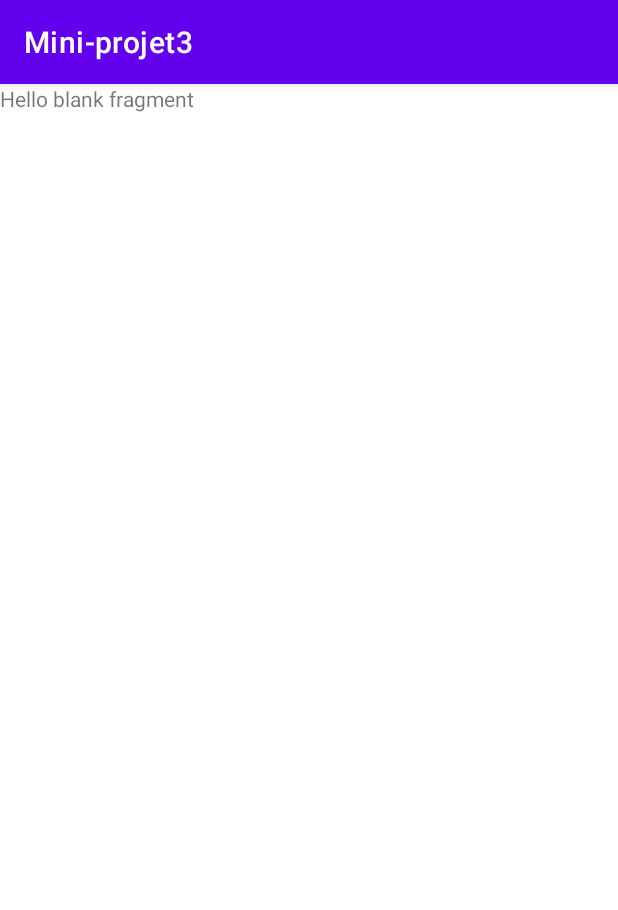
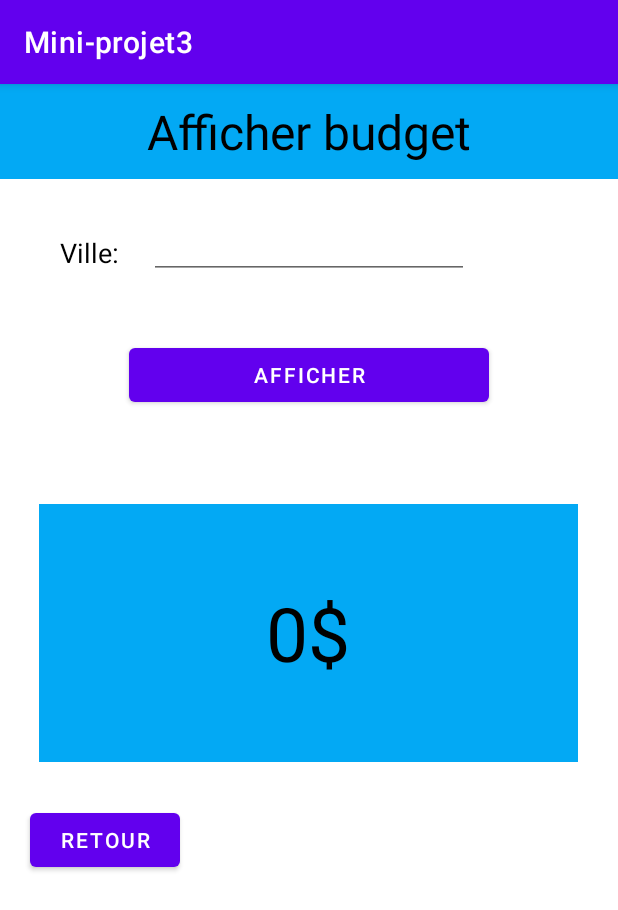
Before and after one commit to malick1234/Miniprojet3, an Android app: the BudgetFragment screen opened through its navigation route, on a phone screen of 412 x 824 dp. Shown: the top 910 px of the screen. Run offline under Robolectric (Android 15) with nearby library versions, the phone set to English and light mode, and no system bars.

Commit message:
budget design, code partielle

```diff
--- a/app/src/main/java/ca/qc/cgodin/mini_projet3/BudgetFragment.kt
+++ b/app/src/main/java/ca/qc/cgodin/mini_projet3/BudgetFragment.kt
@@ -5,6 +5,10 @@ import androidx.fragment.app.Fragment
 import android.view.LayoutInflater
 import android.view.View
 import android.view.ViewGroup
+import android.widget.Toast
+import androidx.lifecycle.ViewModelProvider
+import androidx.navigation.fragment.findNavController
+import ca.qc.cgodin.mini_projet3.data.SuccursaleViewModel
 import ca.qc.cgodin.mini_projet3.databinding.FragmentBudgetBinding
 
 // TODO: Rename parameter arguments, choose names that match
@@ -24,6 +28,10 @@ class BudgetFragment : Fragment() {
 
     private lateinit var binding: FragmentBudgetBinding
 
+    private val succursaleViewModel: SuccursaleViewModel by lazy{
+        ViewModelProvider(this).get(SuccursaleViewModel::class.java)
+    }
+
     override fun onCreate(savedInstanceState: Bundle?) {
         super.onCreate(savedInstanceState)
         arguments?.let {
@@ -38,6 +46,25 @@ class BudgetFragment : Fragment() {
     ): View? {
         // Inflate the layout for this fragment
         binding = FragmentBudgetBinding.inflate(layoutInflater)
+
+        binding.btnRetour.setOnClickListener {
+            findNavController().navigate(BudgetFragmentDirections.actionBudgetFragmentToListFragment())
+        }
+
+        binding.btnAfficher.setOnClickListener {
+            val ville = binding.etVilleBudget.text.trim()
+            if (ville.length == 0){
+                Toast.makeText(requireContext(), "Veuillez inscire la ville !", Toast.LENGTH_LONG).show()
+            }
+            else{
+               succursaleViewModel.getBudget(ville.toString()).toString()
+            }
+
+            succursaleViewModel.budgetSuccursales.observe(viewLifecycleOwner) { budget ->
+                binding.tvViewBudget.text = "$budget $"
+            }
+        }
+
 
 
         return binding.root
--- a/app/src/main/java/ca/qc/cgodin/mini_projet3/data/SuccursaleDao.kt
+++ b/app/src/main/java/ca/qc/cgodin/mini_projet3/data/SuccursaleDao.kt
@@ -19,8 +19,6 @@ interface SuccursaleDao {
     @Query("SELECT * from table_succursale WHERE Ville=(:Ville)")
     fun getBudget(Ville: String): LiveData<Succursale?>
 
-    @Update
-    fun updateSuccursale(succursale: Succursale)
     @Delete
     fun deleteSuccursale(succursale: Succursale)
 }
--- a/app/src/main/java/ca/qc/cgodin/mini_projet3/data/SuccursaleViewModel.kt
+++ b/app/src/main/java/ca/qc/cgodin/mini_projet3/data/SuccursaleViewModel.kt
@@ -12,13 +12,19 @@ class SuccursaleViewModel(application: Application) : AndroidViewModel(applicati
     private val repository: SuccursaleRepository
 
     val allSuccursales: LiveData<List<Succursale>>
+    val budgetSuccursales: LiveData<Succursale?>
 
     init {
         val succursaleDao = SuccursaleDatabase.getDatabase(application).succursaleDao()
         repository = SuccursaleRepository(succursaleDao)
         allSuccursales = repository.allSuccursales
+        budgetSuccursales = repository.budgetSuccursales
     }
     fun insert(succursale: Succursale) = viewModelScope.launch(Dispatchers.IO) {
         repository.insert(succursale)
     }
+
+    fun getBudget(ville: String) = viewModelScope.launch(Dispatchers.IO) {
+        repository.getBudget(ville)
+    }
 }
--- a/app/src/main/java/ca/qc/cgodin/mini_projet3/repository/SuccursaleRepository.kt
+++ b/app/src/main/java/ca/qc/cgodin/mini_projet3/repository/SuccursaleRepository.kt
@@ -7,9 +7,14 @@ import ca.qc.cgodin.mini_projet3.data.SuccursaleDao
 class SuccursaleRepository(private val succursaleDao: SuccursaleDao) {
 
     val allSuccursales: LiveData<List<Succursale>> = succursaleDao.getSuccursales()
+    val budgetSuccursales: LiveData<Succursale?> = succursaleDao.getBudget("")
 
     suspend fun insert(succursale: Succursale){
         succursaleDao.insert(succursale)
     }
 
+    suspend fun getBudget(ville: String){
+        succursaleDao.getBudget(ville)
+    }
+
 }
--- a/app/src/main/res/layout/fragment_budget.xml
+++ b/app/src/main/res/layout/fragment_budget.xml
@@ -5,10 +5,63 @@
     android:layout_height="match_parent"
     tools:context=".BudgetFragment">
 
-    <!-- TODO: Update blank fragment layout -->
+
     <TextView
+        android:id="@+id/tvTitre"
         android:layout_width="match_parent"
-        android:layout_height="match_parent"
-        android:text="@string/hello_blank_fragment" />
+        android:layout_height="63dp"
+        android:background="#03A9F4"
+        android:gravity="center"
+        android:text="@string/txt_afficher_budget"
+        android:textColor="@color/black"
+        android:textSize="32sp" />
 
+    <TextView
+        android:id="@+id/tvVilleLabel"
+        android:layout_width="wrap_content"
+        android:layout_height="wrap_content"
+        android:layout_gravity="left"
+        android:layout_marginLeft="40dp"
+        android:layout_marginTop="100dp"
+        android:text="@string/txt_ville"
+        android:textColor="@color/black"
+        android:textSize="18sp" />
+
+    <EditText
+        android:id="@+id/etVilleBudget"
+        android:layout_width="wrap_content"
+        android:layout_height="50dp"
+        android:layout_gravity="center|top"
+        android:layout_marginTop="80dp"
+        android:ems="10"
+        android:gravity="center"
+        android:inputType="text" />
+
+    <Button
+        android:id="@+id/btnAfficher"
+        android:layout_width="240dp"
+        android:layout_height="wrap_content"
+        android:layout_gravity="center|top"
+        android:layout_marginTop="170dp"
+        android:text="Afficher" />
+
+    <TextView
+        android:id="@+id/tvViewBudget"
+        android:layout_width="359dp"
+        android:layout_height="172dp"
+        android:layout_gravity="center|top"
+        android:layout_marginTop="280dp"
+        android:background="#03A9F4"
+        android:gravity="center"
+        android:text="0$"
+        android:textColor="@color/black"
+        android:textSize="50sp" />
+
+    <Button
+        android:id="@+id/btnRetour"
+        android:layout_width="100dp"
+        android:layout_height="wrap_content"
+        android:layout_marginLeft="20dp"
+        android:layout_marginTop="480dp"
+        android:text="@string/txt_retour" />
 </FrameLayout>
--- a/app/src/main/res/layout/fragment_list.xml
+++ b/app/src/main/res/layout/fragment_list.xml
@@ -11,12 +11,13 @@
         android:id="@+id/fabAdd"
         android:layout_width="wrap_content"
         android:layout_height="wrap_content"
-        android:layout_marginTop="659dp"
+        android:layout_marginTop="656dp"
         android:layout_marginEnd="70dp"
         android:clickable="true"
         android:src="@android:drawable/ic_input_add"
         app:backgroundTint="#03A9F4"
         app:layout_constraintEnd_toEndOf="parent"
+        app:layout_constraintHorizontal_bias="0.761"
         app:layout_constraintStart_toEndOf="@+id/rvListeSuccursales"
         app:layout_constraintTop_toTopOf="parent" />
 
@@ -52,15 +53,15 @@
         android:id="@+id/fabBudget"
         android:layout_width="wrap_content"
         android:layout_height="wrap_content"
-        android:layout_marginTop="659dp"
+        android:layout_marginTop="656dp"
         android:layout_marginEnd="200dp"
         android:clickable="true"
         android:src="@drawable/ic_budget_24"
         app:backgroundTint="#03A9F4"
         app:layout_constraintEnd_toEndOf="parent"
+        app:layout_constraintHorizontal_bias="0.679"
         app:layout_constraintStart_toEndOf="@+id/rvListeSuccursales"
         app:layout_constraintTop_toTopOf="parent" />
 
 
-
 </androidx.constraintlayout.widget.ConstraintLayout>
--- a/app/src/main/res/navigation/nav_graph.xml
+++ b/app/src/main/res/navigation/nav_graph.xml
@@ -54,5 +54,9 @@
         android:id="@+id/budgetFragment"
         android:name="ca.qc.cgodin.mini_projet3.BudgetFragment"
         android:label="fragment_budget"
-        tools:layout="@layout/fragment_budget" />
+        tools:layout="@layout/fragment_budget" >
+        <action
+            android:id="@+id/action_budgetFragment_to_listFragment"
+            app:destination="@id/listFragment" />
+    </fragment>
 </navigation>
--- a/app/src/main/res/values/strings.xml
+++ b/app/src/main/res/values/strings.xml
@@ -11,4 +11,6 @@
     <string name="txt_budget">Budget:</string>
     <string name="txt_liste">Liste des succursales</string>
     <string name="context_budget">Budget</string>
+    <string name="txt_afficher_budget">Afficher budget</string>
+    <string name="txt_retour">Retour</string>
 </resources>
```
